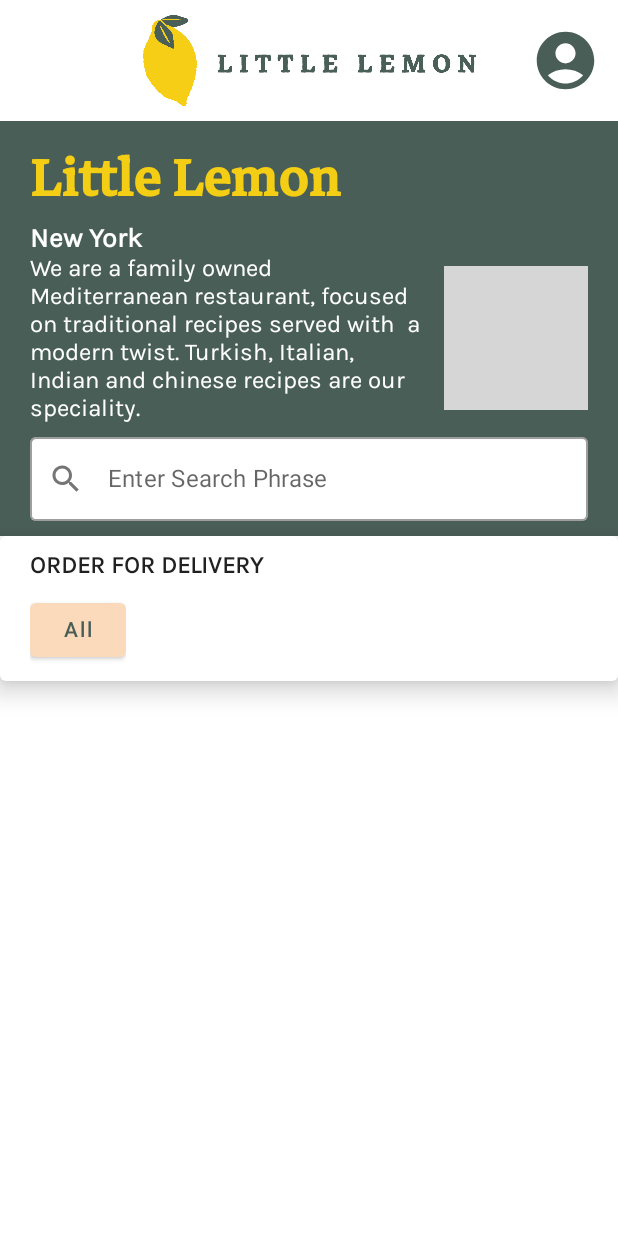
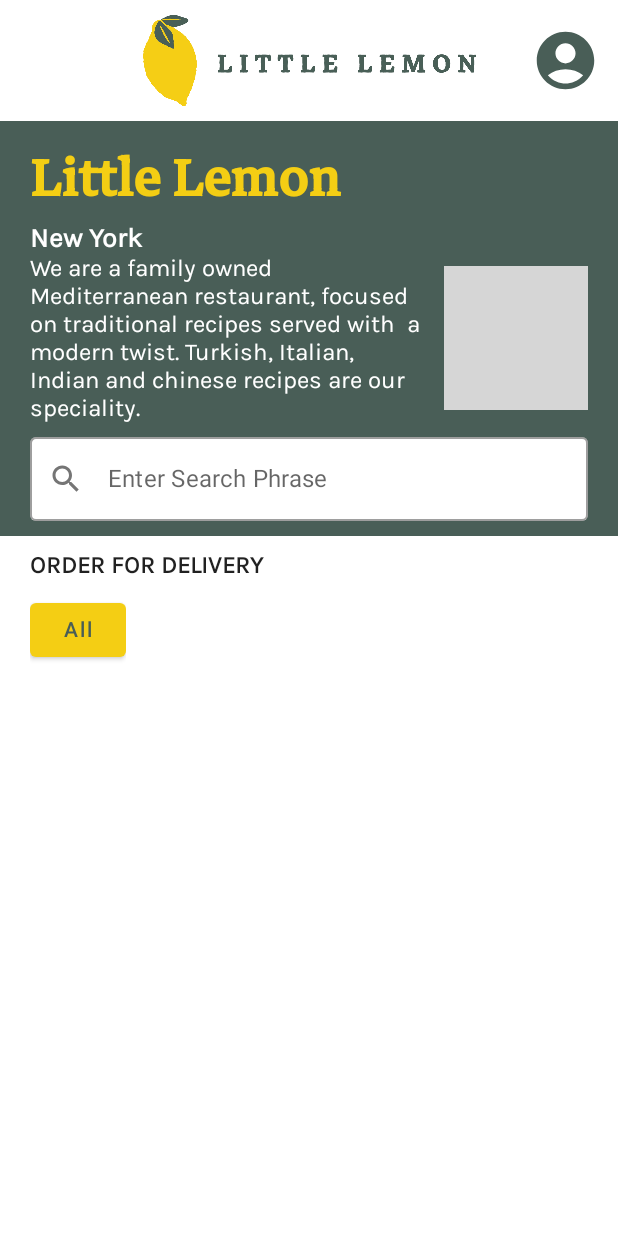
Before and after one commit to AZKZero/Little-Lemon-Capstone, an Android app built with Jetpack Compose: the Home screen opened through its navigation route, on a phone screen of 412 x 824 dp. Run offline under Robolectric (Android 15) with nearby library versions, the phone set to English and light mode, and no system bars; our stand-ins replace Room's generated code, livedata-compose; libraries missing offline, so code that uses them is left out: com.bumptech.glide; 3 statements that could not run were skipped; grey boxes are pictures that could not be loaded.

Commit message:
fix color

```diff
--- a/app/src/main/java/com/example/littlelemoncapstone/composables/Home.kt
+++ b/app/src/main/java/com/example/littlelemoncapstone/composables/Home.kt
@@ -221,7 +221,11 @@ fun MenuCategories(categories: Set<String>, categoryLambda: (sel: String) -> Uni
         mutableStateOf("")
     }
 
-    Card(elevation = 10.dp, modifier = Modifier.fillMaxWidth()) {
+    val selectedCategory = remember {
+        mutableStateOf(-1)
+    }
+
+    Card(elevation = 0.dp, modifier = Modifier.fillMaxWidth()) {
 
         Column(Modifier.padding(horizontal = 20.dp, vertical = 10.dp)) {
             Text(text = "ORDER FOR DELIVERY", fontWeight = FontWeight.Bold)
@@ -233,17 +237,18 @@ fun MenuCategories(categories: Set<String>, categoryLambda: (sel: String) -> Uni
                 horizontalArrangement = Arrangement.spacedBy(10.dp)
             ) {
 
-                CategoryButton(category = "All") {
+                CategoryButton(category = "All", selectedCategory.value == -1) {
                     cat.value = it.lowercase()
                     categoryLambda(it.lowercase())
+                    selectedCategory.value = -1
                 }
 
-                for (category in categories) {
-                    CategoryButton(category = category) {
+                categories.forEachIndexed { index, category ->
+                    CategoryButton(category = category, selectedCategory.value == index) {
                         cat.value = it
                         categoryLambda(it)
+                        selectedCategory.value = index
                     }
-
                 }
 
             }
@@ -252,7 +257,7 @@ fun MenuCategories(categories: Set<String>, categoryLambda: (sel: String) -> Uni
 }
 
 @Composable
-fun CategoryButton(category: String, selectedCategory: (sel: String) -> Unit) {
+fun CategoryButton(category: String, isSelected: Boolean, selectedCategory: (sel: String) -> Unit) {
     val isClicked = remember {
         mutableStateOf(false)
     }
@@ -260,9 +265,9 @@ fun CategoryButton(category: String, selectedCategory: (sel: String) -> Unit) {
         onClick = {
             isClicked.value = !isClicked.value
             selectedCategory(category)
-
         }, colors = ButtonDefaults.buttonColors(
-            contentColor = PrimaryGreen, backgroundColor = Secondary2
+            contentColor = PrimaryGreen,
+            backgroundColor = if (isSelected) PrimaryYellow else Secondary2
         )
     ) {
         Text(text = category)
--- a/app/src/main/java/com/example/littlelemoncapstone/ui/theme/Color.kt
+++ b/app/src/main/java/com/example/littlelemoncapstone/ui/theme/Color.kt
@@ -11,7 +11,7 @@ val PrimaryGreen = Color(0xff495e57)
 val PrimaryYellow = Color(0xfff4ce14)
 
 val Secondary1 = Color(0xffee9972)
-val Secondary2 = Color(0xfffbdabb)
+val Secondary2 = Color(0xFFDBDBDB)
 
 val HighlightGray = Color(0xffedefee)
 val HighlightBlack = Color(0xff333333)
```
